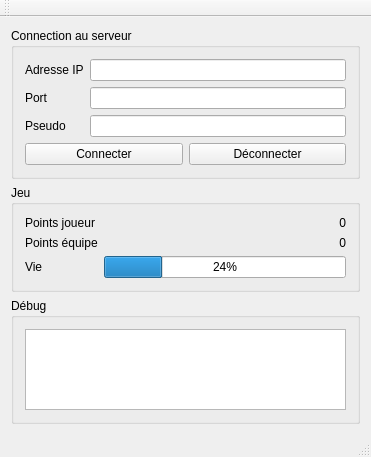
This is QtClient/mainwindow.ui in cassou/PFEAirstrike as Qt 5 draws it before an edit. The edited form follows.
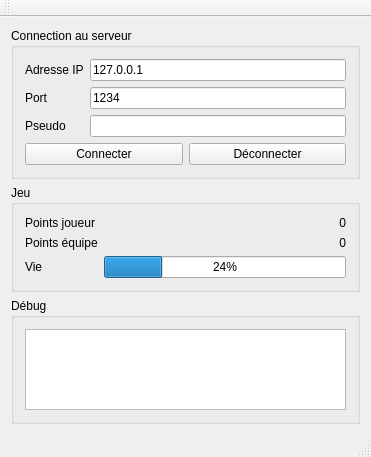
This is the edited form.

What changed in the file:
```diff
--- a/QtClient/mainwindow.ui
+++ b/QtClient/mainwindow.ui
@@ -24,7 +24,11 @@
        <item>
         <layout class="QFormLayout" name="formLayout">
          <item row="2" column="1">
-          <widget class="QLineEdit" name="portEdit"/>
+          <widget class="QLineEdit" name="portEdit">
+           <property name="text">
+            <string>1234</string>
+           </property>
+          </widget>
          </item>
          <item row="2" column="0">
           <widget class="QLabel" name="label_2">
@@ -41,7 +45,11 @@
           </widget>
          </item>
          <item row="1" column="1">
-          <widget class="QLineEdit" name="ipEdit"/>
+          <widget class="QLineEdit" name="ipEdit">
+           <property name="text">
+            <string>127.0.0.1</string>
+           </property>
+          </widget>
          </item>
          <item row="3" column="0">
           <widget class="QLabel" name="label_4">
```
Left out of the diff: 4 changed lines with no effect on the pictures.
